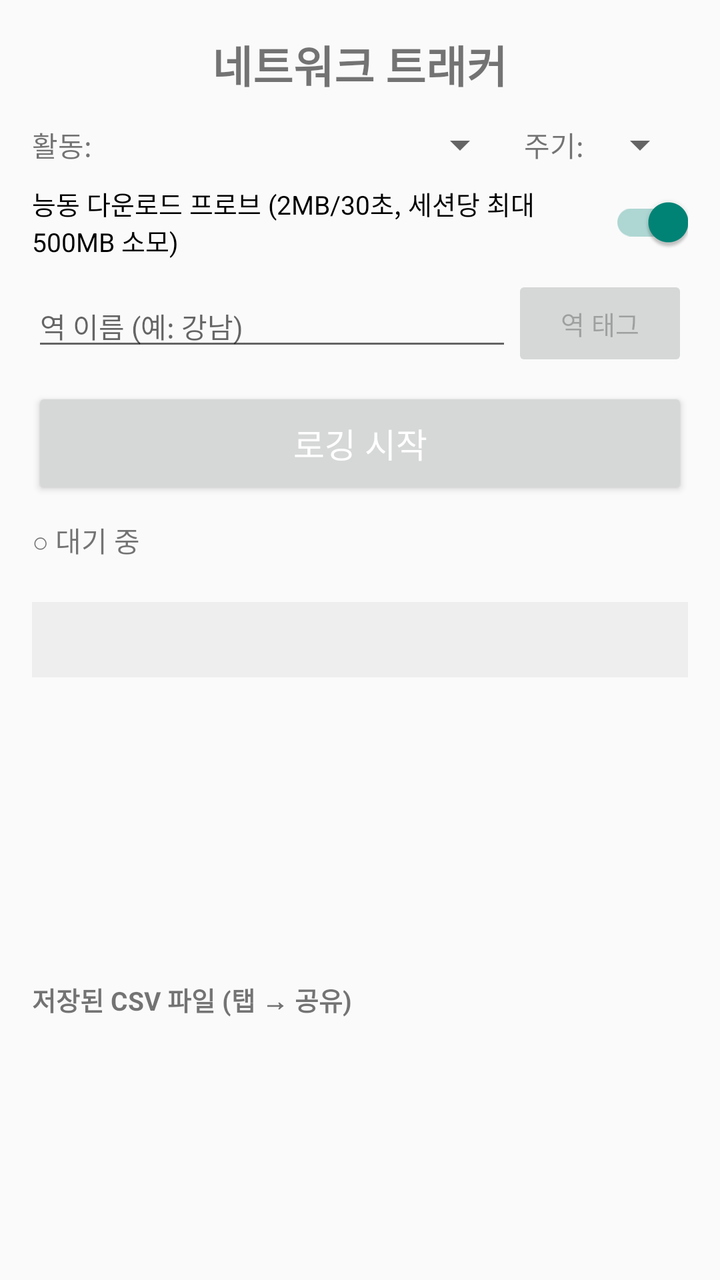
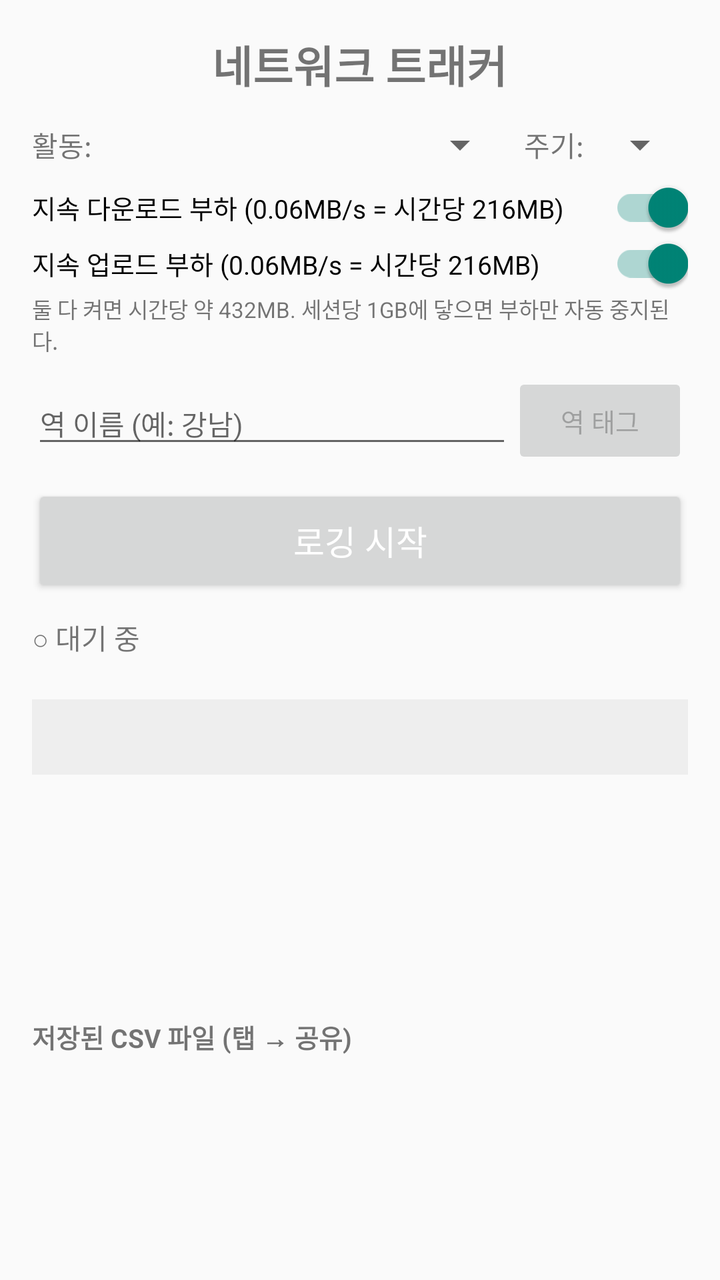

Two renders of the same Android screen: before a commit and after it. Below are the layout's source before the change and the commit's diff.
<!-- AndroidManifest.xml: application theme Theme.AppCompat.Light.DarkActionBar -->
<!-- res/layout/activity_main.xml -->
<?xml version="1.0" encoding="utf-8"?>
<LinearLayout xmlns:android="http://schemas.android.com/apk/res/android"
    android:layout_width="match_parent"
    android:layout_height="match_parent"
    android:orientation="vertical"
    android:padding="16dp"
    android:background="#FAFAFA">

    
    <TextView
        android:layout_width="wrap_content"
        android:layout_height="wrap_content"
        android:layout_gravity="center_horizontal"
        android:text="네트워크 트래커"
        android:textSize="22sp"
        android:textStyle="bold"
        android:paddingBottom="12dp" />

    
    <LinearLayout
        android:layout_width="match_parent"
        android:layout_height="wrap_content"
        android:orientation="horizontal"
        android:gravity="center_vertical"
        android:paddingBottom="8dp">

        <TextView
            android:layout_width="wrap_content"
            android:layout_height="wrap_content"
            android:text="활동:"
            android:textSize="14sp"
            android:paddingEnd="8dp" />

        <Spinner
            android:id="@+id/spinner_activity"
            android:layout_width="0dp"
            android:layout_height="wrap_content"
            android:layout_weight="1" />

        <TextView
            android:layout_width="wrap_content"
            android:layout_height="wrap_content"
            android:text="주기:"
            android:textSize="14sp"
            android:paddingStart="8dp"
            android:paddingEnd="4dp" />

        <Spinner
            android:id="@+id/spinner_interval"
            android:layout_width="wrap_content"
            android:layout_height="wrap_content" />
    </LinearLayout>

    
    
    <androidx.appcompat.widget.SwitchCompat
        android:id="@+id/switch_probe_dl"
        android:layout_width="match_parent"
        android:layout_height="wrap_content"
        android:text="능동 다운로드 프로브 (2MB/30초, 세션당 최대 500MB 소모)"
        android:checked="true"
        android:textSize="13sp"
        android:paddingBottom="8dp" />

    
    <LinearLayout
        android:layout_width="match_parent"
        android:layout_height="wrap_content"
        android:orientation="horizontal"
        android:gravity="center_vertical"
        android:paddingBottom="8dp">

        <EditText
            android:id="@+id/et_station"
            android:layout_width="0dp"
            android:layout_height="wrap_content"
            android:layout_weight="1"
            android:hint="역 이름 (예: 강남)"
            android:inputType="text"
            android:textSize="14sp"
            android:maxLines="1" />

        <Button
            android:id="@+id/btn_tag_station"
            android:layout_width="wrap_content"
            android:layout_height="wrap_content"
            android:text="역 태그"
            android:textSize="13sp"
            android:enabled="false" />
    </LinearLayout>

    
    <Button
        android:id="@+id/btn_start_stop"
        android:layout_width="match_parent"
        android:layout_height="56dp"
        android:text="로깅 시작"
        android:textSize="17sp"
        android:textColor="#FFFFFF" />

    
    <TextView
        android:id="@+id/tv_status"
        android:layout_width="match_parent"
        android:layout_height="wrap_content"
        android:text="○ 대기 중"
        android:paddingTop="10dp"
        android:textSize="14sp" />

    <TextView
        android:id="@+id/tv_file_path"
        android:layout_width="match_parent"
        android:layout_height="wrap_content"
        android:text=""
        android:textSize="11sp"
        android:textColor="#888888"
        android:paddingBottom="6dp" />

    
    <ScrollView
        android:layout_width="match_parent"
        android:layout_height="0dp"
        android:layout_weight="1.6">
        <TextView
            android:id="@+id/tv_live_stats"
            android:layout_width="match_parent"
            android:layout_height="wrap_content"
            android:fontFamily="monospace"
            android:textSize="13sp"
            android:lineSpacingMultiplier="1.3"
            android:padding="10dp"
            android:background="#EEEEEE" />
    </ScrollView>

    
    <TextView
        android:layout_width="match_parent"
        android:layout_height="wrap_content"
        android:text="저장된 CSV 파일 (탭 → 공유)"
        android:textStyle="bold"
        android:paddingTop="12dp"
        android:paddingBottom="4dp"
        android:textSize="13sp" />

    <ListView
        android:id="@+id/lv_files"
        android:layout_width="match_parent"
        android:layout_height="0dp"
        android:layout_weight="1"
        android:divider="#CCCCCC"
        android:dividerHeight="1dp" />

</LinearLayout>
<!-- resources referenced by this layout -->
<resources>

</resources>

<!-- the commit's change to res/layout/activity_main.xml (unified diff, before → after) -->
@@ -57,9 +57,25 @@
         android:id="@+id/switch_probe_dl"
         android:layout_width="match_parent"
         android:layout_height="wrap_content"
-        android:text="능동 다운로드 프로브 (2MB/30초, 세션당 최대 500MB 소모)"
+        android:text="지속 다운로드 부하 (0.06MB/s = 시간당 216MB)"
         android:checked="true"
         android:textSize="13sp"
+        android:paddingBottom="4dp" />
+
+    <androidx.appcompat.widget.SwitchCompat
+        android:id="@+id/switch_probe_ul"
+        android:layout_width="match_parent"
+        android:layout_height="wrap_content"
+        android:text="지속 업로드 부하 (0.06MB/s = 시간당 216MB)"
+        android:checked="true"
+        android:textSize="13sp"
+        android:paddingBottom="2dp" />
+
+    <TextView
+        android:layout_width="match_parent"
+        android:layout_height="wrap_content"
+        android:text="둘 다 켜면 시간당 약 432MB. 세션당 1GB에 닿으면 부하만 자동 중지된다."
+        android:textSize="11sp"
         android:paddingBottom="8dp" />
 
     
